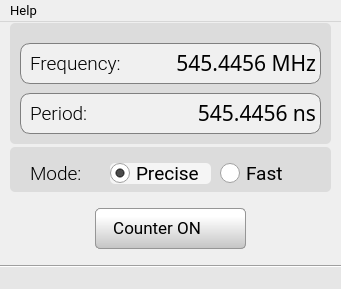
First picture: the form in src/software-qt/EMBO/window_cntr.ui, repository parezj/EMBO, before the edit.
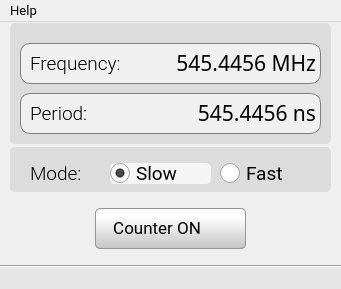
Second picture: the form after the edit. Icons and pictures are not drawn.

The edit to the form file:
```diff
--- a/src/software-qt/EMBO/window_cntr.ui
+++ b/src/software-qt/EMBO/window_cntr.ui
@@ -498,7 +498,7 @@
 }</string>
      </property>
      <property name="text">
-      <string>Precise</string>
+      <string>Slow</string>
      </property>
      <property name="iconSize">
       <size>
```
